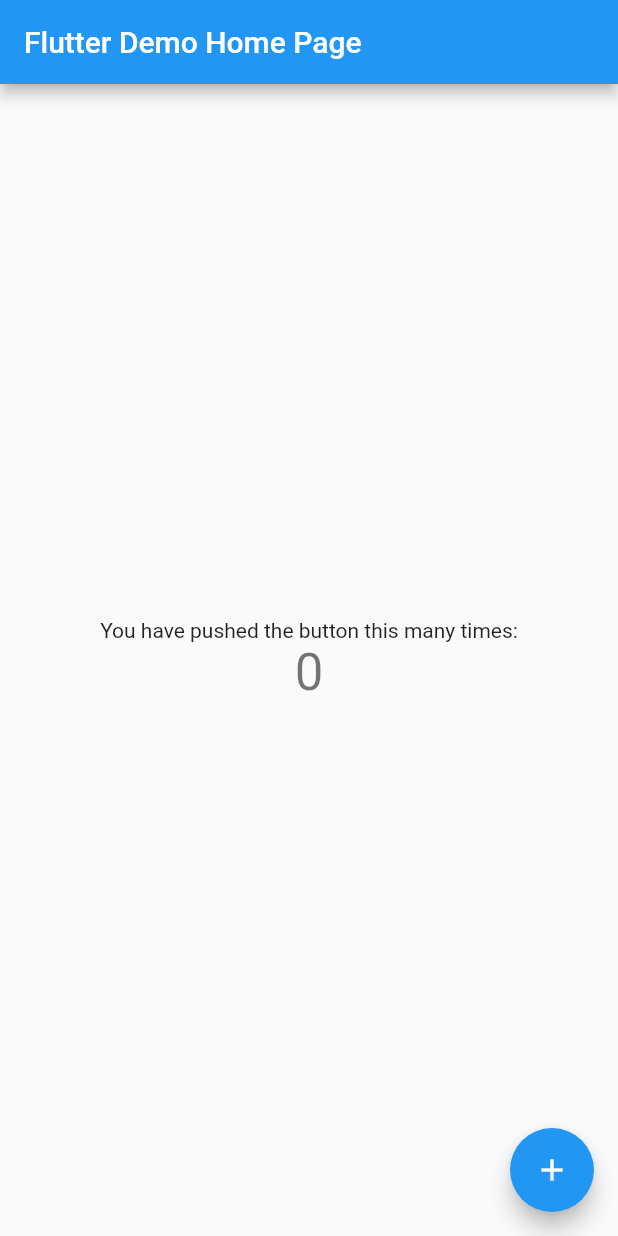
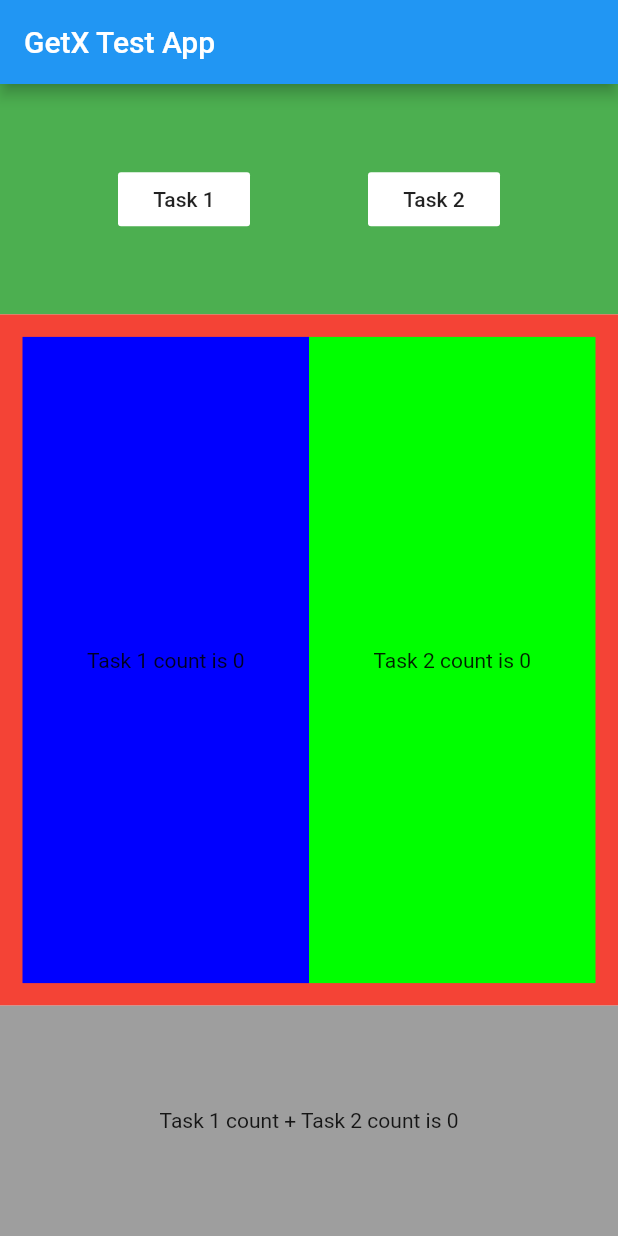
Before and after one commit to santiagosantucho/getx-test-app, a Flutter app: the screen it shows after launch, on a phone screen of 412 x 824 dp. Run offline on Flutter 3.47's test engine with Material 2 defaults, Android fonts, the phone set to English and light mode, and no system bars; our stand-ins replace get.

```diff
--- a/lib/main.dart
+++ b/lib/main.dart
@@ -1,117 +1,161 @@
 import 'package:flutter/material.dart';
+import 'package:get/get.dart';
+import 'package:getx_test_app/task_controller.dart';
 
 void main() {
   runApp(MyApp());
 }
 
 class MyApp extends StatelessWidget {
-  // This widget is the root of your application.
+
   @override
   Widget build(BuildContext context) {
     return MaterialApp(
-      title: 'Flutter Demo',
-      theme: ThemeData(
-        // This is the theme of your application.
-        //
-        // Try running your application with "flutter run". You'll see the
-        // application has a blue toolbar. Then, without quitting the app, try
-        // changing the primarySwatch below to Colors.green and then invoke
-        // "hot reload" (press "r" in the console where you ran "flutter run",
-        // or simply save your changes to "hot reload" in a Flutter IDE).
-        // Notice that the counter didn't reset back to zero; the application
-        // is not restarted.
-        primarySwatch: Colors.blue,
-        // This makes the visual density adapt to the platform that you run
-        // the app on. For desktop platforms, the controls will be smaller and
-        // closer together (more dense) than on mobile platforms.
-        visualDensity: VisualDensity.adaptivePlatformDensity,
-      ),
-      home: MyHomePage(title: 'Flutter Demo Home Page'),
+      home: MyHomePage(),
     );
   }
 }
 
 class MyHomePage extends StatefulWidget {
-  MyHomePage({Key key, this.title}) : super(key: key);
-
-  // This widget is the home page of your application. It is stateful, meaning
-  // that it has a State object (defined below) that contains fields that affect
-  // how it looks.
-
-  // This class is the configuration for the state. It holds the values (in this
-  // case the title) provided by the parent (in this case the App widget) and
-  // used by the build method of the State. Fields in a Widget subclass are
-  // always marked "final".
-
-  final String title;
+  MyHomePage({Key key}) : super(key: key);
 
   @override
   _MyHomePageState createState() => _MyHomePageState();
 }
 
 class _MyHomePageState extends State<MyHomePage> {
-  int _counter = 0;
 
-  void _incrementCounter() {
-    setState(() {
-      // This call to setState tells the Flutter framework that something has
-      // changed in this State, which causes it to rerun the build method below
-      // so that the display can reflect the updated values. If we changed
-      // _counter without calling setState(), then the build method would not be
-      // called again, and so nothing would appear to happen.
-      _counter++;
-    });
-  }
+  final TaskController controller = Get.put(TaskController());
 
   @override
   Widget build(BuildContext context) {
-    // This method is rerun every time setState is called, for instance as done
-    // by the _incrementCounter method above.
-    //
-    // The Flutter framework has been optimized to make rerunning build methods
-    // fast, so that you can just rebuild anything that needs updating rather
-    // than having to individually change instances of widgets.
     return Scaffold(
       appBar: AppBar(
-        // Here we take the value from the MyHomePage object that was created by
-        // the App.build method, and use it to set our appbar title.
-        title: Text(widget.title),
+        title: Text('GetX Test App'),
       ),
-      body: Center(
-        // Center is a layout widget. It takes a single child and positions it
-        // in the middle of the parent.
-        child: Column(
-          // Column is also a layout widget. It takes a list of children and
-          // arranges them vertically. By default, it sizes itself to fit its
-          // children horizontally, and tries to be as tall as its parent.
-          //
-          // Invoke "debug painting" (press "p" in the console, choose the
-          // "Toggle Debug Paint" action from the Flutter Inspector in Android
-          // Studio, or the "Toggle Debug Paint" command in Visual Studio Code)
-          // to see the wireframe for each widget.
-          //
-          // Column has various properties to control how it sizes itself and
-          // how it positions its children. Here we use mainAxisAlignment to
-          // center the children vertically; the main axis here is the vertical
-          // axis because Columns are vertical (the cross axis would be
-          // horizontal).
-          mainAxisAlignment: MainAxisAlignment.center,
-          children: <Widget>[
-            Text(
-              'You have pushed the button this many times:',
+      body: Column(
+        children: [
+          TasksPanel(),
+          CounterPanel(),
+          ResultPanel(),
+        ],
+      ),
+    );
+  }
+}
+
+class TasksPanel extends StatelessWidget {
+
+  @override
+  Widget build(BuildContext context) {
+    return Expanded(
+      child: Container(
+        color: Colors.green,
+        child: Row(
+          mainAxisAlignment: MainAxisAlignment.spaceEvenly,
+          children: [
+            FlatButton(
+              onPressed: () => Get.find<TaskController>().incTask1(),
+              child: Text('Task 1'),
+              color: Colors.white,
             ),
-            Text(
-              '$_counter',
-              style: Theme.of(context).textTheme.headline4,
+            FlatButton(
+              onPressed: () => Get.find<TaskController>().incTask2(),
+              child: Text('Task 2'),
+              color: Colors.white,
             ),
           ],
         ),
       ),
-      floatingActionButton: FloatingActionButton(
-        onPressed: _incrementCounter,
-        tooltip: 'Increment',
-        child: Icon(Icons.add),
-      ), // This trailing comma makes auto-formatting nicer for build methods.
     );
   }
+
 }
+
+class CounterPanel extends StatelessWidget {
+
+  @override
+  Widget build(BuildContext context) {
+    return Expanded(
+      flex: 3,
+      child: Container(
+        color: Colors.red,
+        child: Padding(
+          padding: const EdgeInsets.all(15.0),
+          child: Row(
+            mainAxisAlignment: MainAxisAlignment.spaceEvenly,
+            children: [
+              GetX<TaskController>(
+                builder: (controller) {
+                  if (controller.task1InProgress.value) {
+                    return Expanded(
+                      child: Container(
+                        color: controller.color1.value,
+                        child: Center(
+                          child: CircularProgressIndicator(),
+                        ),
+                      ),
+                    );
+                  } else {
+                    return Expanded(
+                      child: Container(
+                        color: controller.color1.value,
+                        child: Center(
+                          child: Text('Task 1 count is ' + controller.count1.value.toString()),
+                        ),
+                      ),
+                    );
+                  }
+                },
+              ),
+              GetX<TaskController>(
+                builder: (controller) {
+                  if (controller.task2InProgress.value) {
+                    return Expanded(
+                      child: Container(
+                        color: controller.color2.value,
+                        child: Center(
+                          child: CircularProgressIndicator(),
+                        ),
+                      ),
+                    );
+                  } else {
+                    return Expanded(
+                      child: Container(
+                        color: controller.color2.value,
+                        child: Center(
+                          child: Text('Task 2 count is ' + controller.count2.value.toString()),
+                        ),
+                      ),
+                    );
+                  }
+                },
+              ),
+            ],
+          ),
+        ),
+      ),
+    );
+  }
+
+}
+
+class ResultPanel extends StatelessWidget {
+
+  @override
+  Widget build(BuildContext context) {
+    return Expanded(
+      child: GetX<TaskController>(
+        builder: (controller) {
+          return Container(
+            color: Colors.grey,
+            child: Center(
+              child: Text('Task 1 count + Task 2 count is ' + (controller.count1.value + controller.count2.value).toString()),
+            ),
+          );
+        },
+      ),
+    );
+  }
+
+}
--- /dev/null
+++ b/lib/task_controller.dart
@@ -0,0 +1,29 @@
+import 'dart:math';
+
+import 'package:flutter/cupertino.dart';
+import 'package:get/state_manager.dart';
+
+class TaskController extends GetxController {
+
+  var color1 = Color.fromRGBO(0, 0, 255, 1).obs;
+  var color2 = Color.fromRGBO(0, 255, 0, 1).obs;
+  var count1 = 0.obs;
+  var count2 = 0.obs;
+  var task1InProgress = false.obs;
+  var task2InProgress = false.obs;
+
+  void incTask1() async {
+    task1InProgress.value = true;
+    await Future.delayed(Duration(seconds: 1), () => task1InProgress.value = false);
+    count1.value++;
+    color1.value = Color.fromRGBO(Random().nextInt(255), Random().nextInt(255), Random().nextInt(255), 1);
+  }
+
+  void incTask2() async {
+    task2InProgress.value = true;
+    await Future.delayed(Duration(seconds: 2), () => task2InProgress.value = false);
+    count2.value++;
+    color2.value = Color.fromRGBO(Random().nextInt(255), Random().nextInt(255), Random().nextInt(255), 1);
+  }
+
+}
--- a/pubspec.yaml
+++ b/pubspec.yaml
@@ -21,6 +21,7 @@ environment:
   sdk: ">=2.7.0 <3.0.0"
 
 dependencies:
+  get: ^3.13.2
   flutter:
     sdk: flutter
 
```
Also changed, not shown: pubspec.lock.
